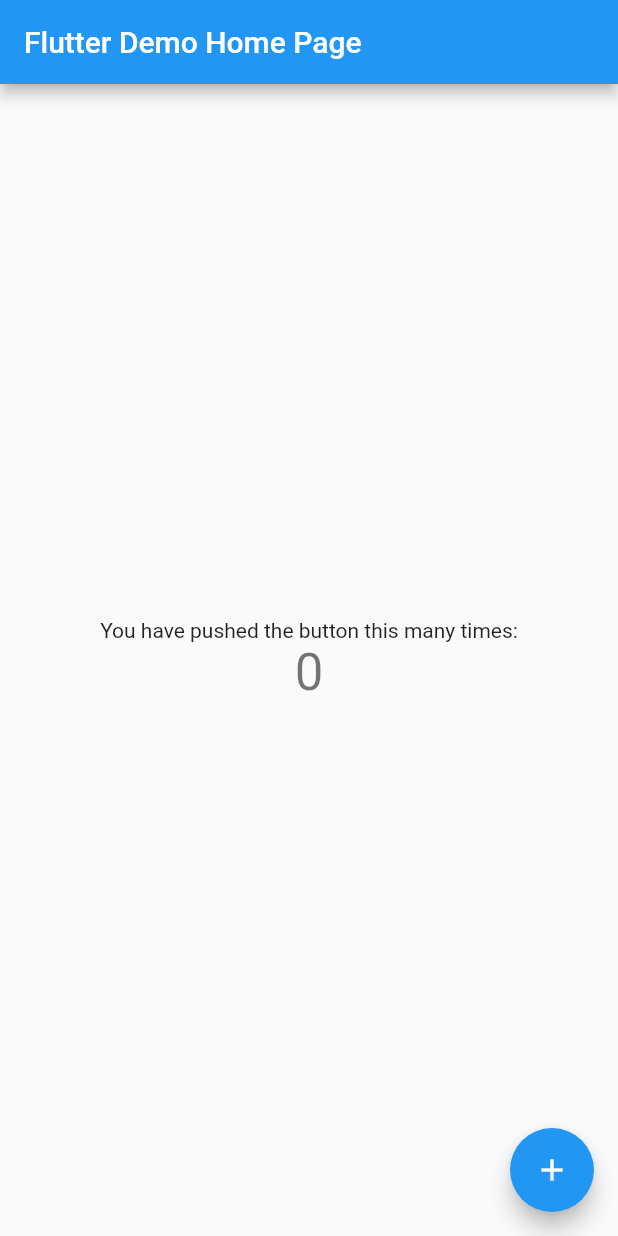
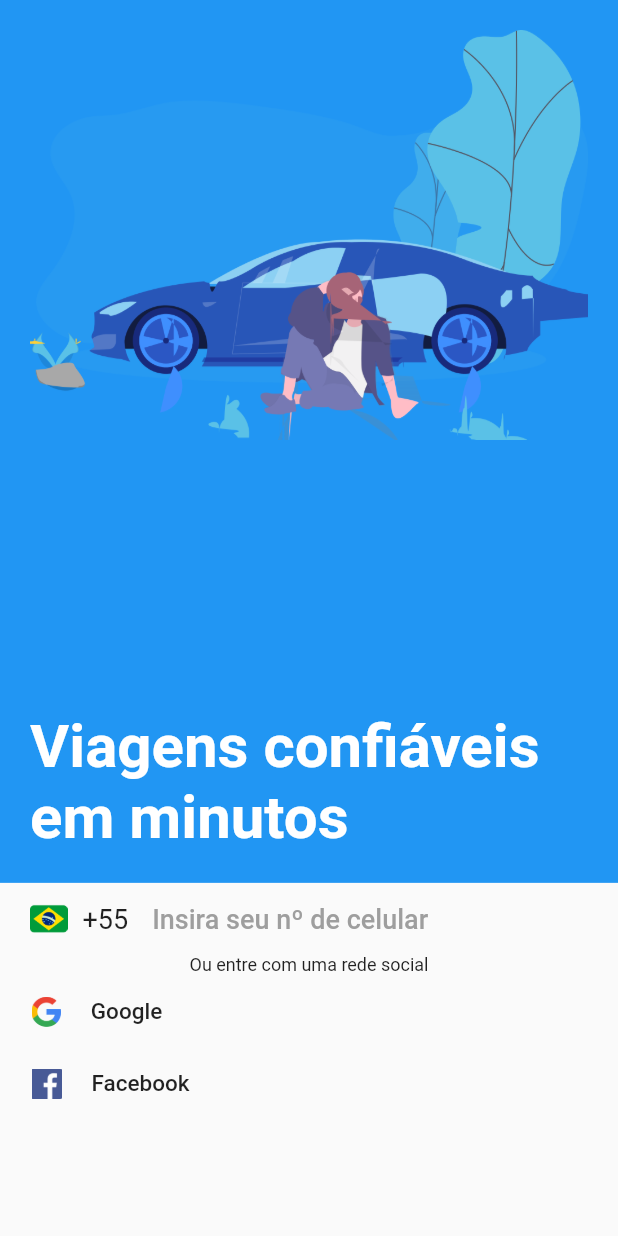
Before and after one commit to AgeuPaulo/uberapp_clone, a Flutter app: the screen it shows after launch, on a phone screen of 412 x 824 dp. Run offline on Flutter 3.47's test engine with Material 2 defaults, Android fonts, the phone set to English and light mode, and no system bars.

Commit message:
Tela de login e tela de login com telefone

```diff
--- a/lib/main.dart
+++ b/lib/main.dart
@@ -1,111 +1,18 @@
 import 'package:flutter/material.dart';
+import 'package:uberapp_clone/pages/login_page.dart';
 
 void main() => runApp(MyApp());
-
 class MyApp extends StatelessWidget {
-  // This widget is the root of your application.
   @override
   Widget build(BuildContext context) {
     return MaterialApp(
-      title: 'Flutter Demo',
+      title: 'Uber App Clone',
+      debugShowCheckedModeBanner: false,
       theme: ThemeData(
-        // This is the theme of your application.
-        //
-        // Try running your application with "flutter run". You'll see the
-        // application has a blue toolbar. Then, without quitting the app, try
-        // changing the primarySwatch below to Colors.green and then invoke
-        // "hot reload" (press "r" in the console where you ran "flutter run",
-        // or simply save your changes to "hot reload" in a Flutter IDE).
-        // Notice that the counter didn't reset back to zero; the application
-        // is not restarted.
         primarySwatch: Colors.blue,
+        bottomAppBarColor: Colors.black,
       ),
-      home: MyHomePage(title: 'Flutter Demo Home Page'),
+      home: LoginPage(),
     );
   }
 }
-
-class MyHomePage extends StatefulWidget {
-  MyHomePage({Key key, this.title}) : super(key: key);
-
-  // This widget is the home page of your application. It is stateful, meaning
-  // that it has a State object (defined below) that contains fields that affect
-  // how it looks.
-
-  // This class is the configuration for the state. It holds the values (in this
-  // case the title) provided by the parent (in this case the App widget) and
-  // used by the build method of the State. Fields in a Widget subclass are
-  // always marked "final".
-
-  final String title;
-
-  @override
-  _MyHomePageState createState() => _MyHomePageState();
-}
-
-class _MyHomePageState extends State<MyHomePage> {
-  int _counter = 0;
-
-  void _incrementCounter() {
-    setState(() {
-      // This call to setState tells the Flutter framework that something has
-      // changed in this State, which causes it to rerun the build method below
-      // so that the display can reflect the updated values. If we changed
-      // _counter without calling setState(), then the build method would not be
-      // called again, and so nothing would appear to happen.
-      _counter++;
-    });
-  }
-
-  @override
-  Widget build(BuildContext context) {
-    // This method is rerun every time setState is called, for instance as done
-    // by the _incrementCounter method above.
-    //
-    // The Flutter framework has been optimized to make rerunning build methods
-    // fast, so that you can just rebuild anything that needs updating rather
-    // than having to individually change instances of widgets.
-    return Scaffold(
-      appBar: AppBar(
-        // Here we take the value from the MyHomePage object that was created by
-        // the App.build method, and use it to set our appbar title.
-        title: Text(widget.title),
-      ),
-      body: Center(
-        // Center is a layout widget. It takes a single child and positions it
-        // in the middle of the parent.
-        child: Column(
-          // Column is also layout widget. It takes a list of children and
-          // arranges them vertically. By default, it sizes itself to fit its
-          // children horizontally, and tries to be as tall as its parent.
-          //
-          // Invoke "debug painting" (press "p" in the console, choose the
-          // "Toggle Debug Paint" action from the Flutter Inspector in Android
-          // Studio, or the "Toggle Debug Paint" command in Visual Studio Code)
-          // to see the wireframe for each widget.
-          //
-          // Column has various properties to control how it sizes itself and
-          // how it positions its children. Here we use mainAxisAlignment to
-          // center the children vertically; the main axis here is the vertical
-          // axis because Columns are vertical (the cross axis would be
-          // horizontal).
-          mainAxisAlignment: MainAxisAlignment.center,
-          children: <Widget>[
-            Text(
-              'You have pushed the button this many times:',
-            ),
-            Text(
-              '$_counter',
-              style: Theme.of(context).textTheme.display1,
-            ),
-          ],
-        ),
-      ),
-      floatingActionButton: FloatingActionButton(
-        onPressed: _incrementCounter,
-        tooltip: 'Increment',
-        child: Icon(Icons.add),
-      ), // This trailing comma makes auto-formatting nicer for build methods.
-    );
-  }
-}
--- /dev/null
+++ b/lib/pages/login_page.dart
@@ -0,0 +1,125 @@
+import 'package:flutter/material.dart';
+import 'package:uberapp_clone/pages/login_page_phone.dart';
+
+class LoginPage extends StatefulWidget {
+  @override
+  _LoginPageState createState() => _LoginPageState();
+}
+
+class _LoginPageState extends State<LoginPage> {
+  @override
+  Widget build(BuildContext context) {
+    return Scaffold(
+      body: SingleChildScrollView(
+        child: Column(
+          children: <Widget>[
+            _logoApp(),
+            _phoneSignInButton(),
+            Text(
+              "Ou entre com uma rede social",
+              style: TextStyle(
+                fontSize: 12,
+              ),
+            ),
+            _signInButton("assets/google_logo.png", "Google", () {}),
+            _signInButton("assets/facebook_logo.png", "Facebook", () {}),
+          ],
+        ),
+      ),
+    );
+  }
+
+  Widget _logoApp() {
+    return Container(
+      height: MediaQuery.of(context).size.height / 1.4,
+      width: MediaQuery.of(context).size.width,
+      padding: EdgeInsets.only(left: 20, right: 20, bottom: 20),
+      decoration: BoxDecoration(
+        color: Colors.blue,
+      ),
+      child: Stack(
+        children: <Widget>[
+          Align(
+            alignment: Alignment.topCenter,
+            child: Container(
+              padding: EdgeInsets.only(top: 20),
+              child: Image.asset("assets/login-img.png"),
+            ),
+          ),
+          Align(
+            alignment: Alignment.bottomCenter,
+            child: Text(
+              "Viagens confiáveis em minutos",
+              style: TextStyle(
+                color: Colors.white,
+                fontSize: 40,
+                fontWeight: FontWeight.bold,
+              ),
+            ),
+          )
+        ],
+      ),
+    );
+  }
+
+  Widget _phoneSignInButton() {
+    return Row(
+      children: <Widget>[
+        Container(
+          padding: EdgeInsets.only(left: 20, right: 10),
+          child: SizedBox(
+            height: 25,
+            width: 25,
+            child: Image.asset("assets/br.png"),
+          ),
+        ),
+        Text(
+          "+55",
+          style: TextStyle(fontSize: 18),
+        ),
+        FlatButton(
+          splashColor: Colors.transparent,
+          highlightColor: Colors.transparent,
+          child: Text(
+            "Insira seu nº de celular",
+            style: TextStyle(
+              color: Colors.grey,
+              fontSize: 18,
+            ),
+          ),
+          onPressed: () {
+            Navigator.of(context).push(
+              MaterialPageRoute(
+                builder: (context) => LoginPagePhone(),
+              ),
+            );
+          },
+        )
+      ],
+    );
+  }
+
+  Widget _signInButton(String asset, String title, Function onPressed) {
+    return FlatButton(
+      child: Row(
+        mainAxisAlignment: MainAxisAlignment.start,
+        children: <Widget>[
+          Padding(
+            padding: EdgeInsets.only(left: 5),
+            child: Image(image: AssetImage(asset), height: 20.0),
+          ),
+          Padding(
+            padding: EdgeInsets.only(left: 20),
+            child: Text(
+              title,
+              style: TextStyle(
+                fontSize: 15,
+              ),
+            ),
+          )
+        ],
+      ),
+      onPressed: onPressed,
+    );
+  }
+}
```
Also changed, not shown: lib/pages/home_page.dart (added, +18 -0 lines), lib/pages/login_page_phone.dart (added, +99 -0 lines), pubspec.yaml (+9 -0 lines), assets/br.png (added), assets/facebook_logo.png (added), assets/google_logo.png (added), assets/login-banner.png (added), assets/login-img.png (added), assets/login_image.png (added), pubspec.lock, 5 other files.
